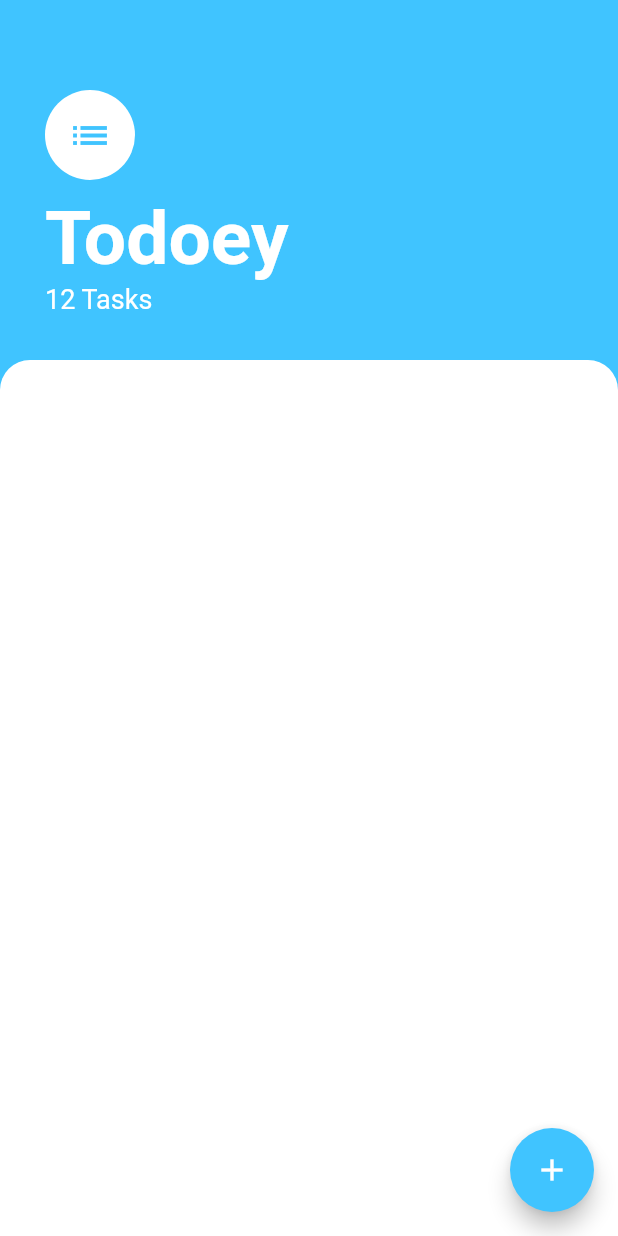
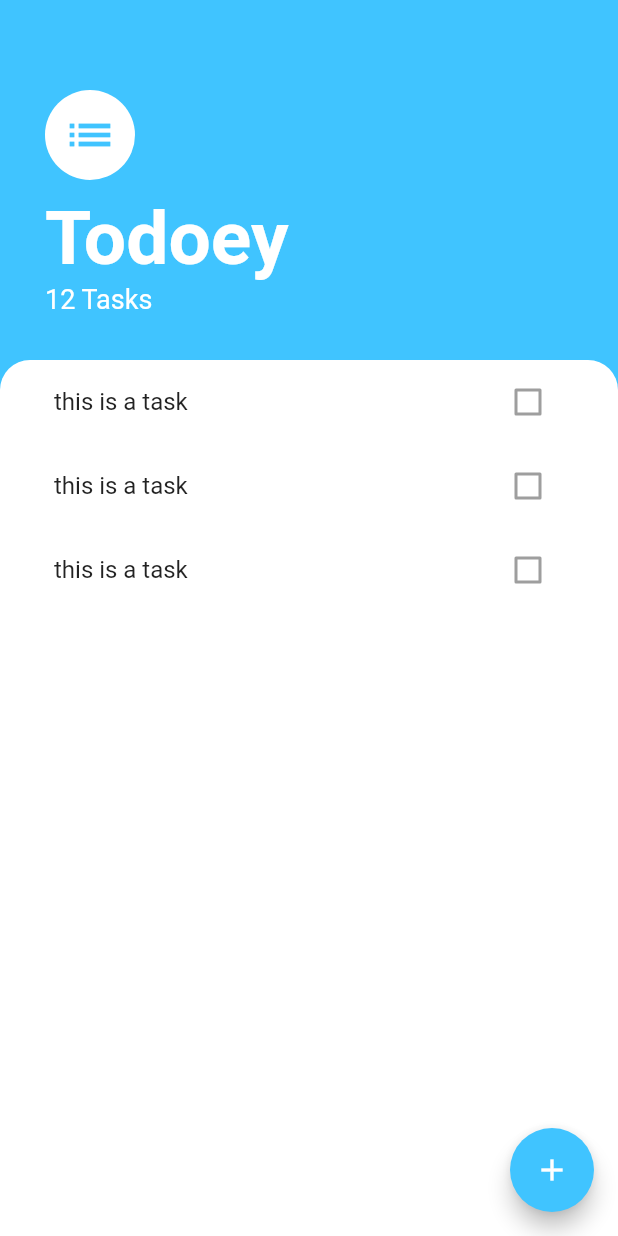
Before and after one commit to AmbujaAK/todoey_flutter, a Flutter app: the screen it shows after launch, on a phone screen of 412 x 824 dp. Run offline on Flutter 3.47's test engine with Material 2 defaults, Android fonts, the phone set to English and light mode, and no system bars.

Commit message:
list added

```diff
--- /dev/null
+++ b/lib/components/task_tile.dart
@@ -0,0 +1,13 @@
+import 'package:flutter/material.dart';
+
+class TaskTile extends StatelessWidget {
+  @override
+  Widget build(BuildContext context) {
+    return ListTile(
+      title: Text('this is a task'),
+      trailing: Checkbox(
+        value: false,
+      ),
+    );
+  }
+}
--- /dev/null
+++ b/lib/components/tasks_list.dart
@@ -0,0 +1,15 @@
+import 'package:flutter/material.dart';
+import 'package:todoey_flutter/components/task_tile.dart';
+
+class TasksList extends StatelessWidget {
+  @override
+  Widget build(BuildContext context) {
+    return ListView(
+      children: [
+        TaskTile(),
+        TaskTile(),
+        TaskTile(),
+      ],
+    );
+  }
+}
--- a/lib/screens/tasks_screen.dart
+++ b/lib/screens/tasks_screen.dart
@@ -1,4 +1,5 @@
 import 'package:flutter/material.dart';
+import 'package:todoey_flutter/components/tasks_list.dart';
 
 class TasksScreen extends StatelessWidget {
   @override
@@ -16,7 +17,7 @@ class TasksScreen extends StatelessWidget {
                 CircleAvatar(
                   radius: 30.0,
                   backgroundColor: Colors.white,
-                  child: Icon(Icons.list,color: Colors.lightBlueAccent,size: 30.0,),
+                  child: Icon(Icons.list,color: Colors.lightBlueAccent,size: 36.0,),
                 ),
                 SizedBox(height: 10.0,),
                 Text(
@@ -40,6 +41,7 @@ class TasksScreen extends StatelessWidget {
           Expanded(
             child: Container(
               height: 300.0,
+              padding: EdgeInsets.symmetric(horizontal: 20.0),
               decoration: BoxDecoration(
                   color: Colors.white,
                   borderRadius: BorderRadius.only(
@@ -47,12 +49,14 @@ class TasksScreen extends StatelessWidget {
                       topRight: Radius.circular(20.0)
                   )
               ),
+              child: TasksList(),
             ),
           ),
         ],
       ),
       floatingActionButton: FloatingActionButton(
         backgroundColor: Colors.lightBlueAccent,
+        onPressed: (){},
         child: Icon(
           Icons.add,
           color: Colors.white,
```
